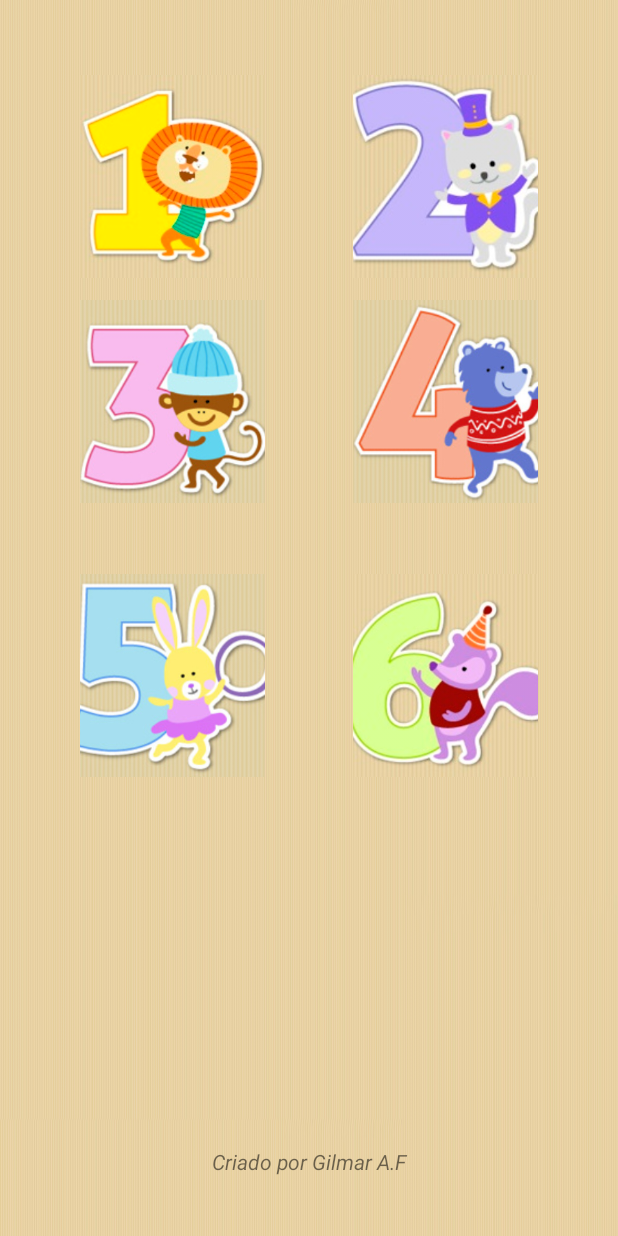
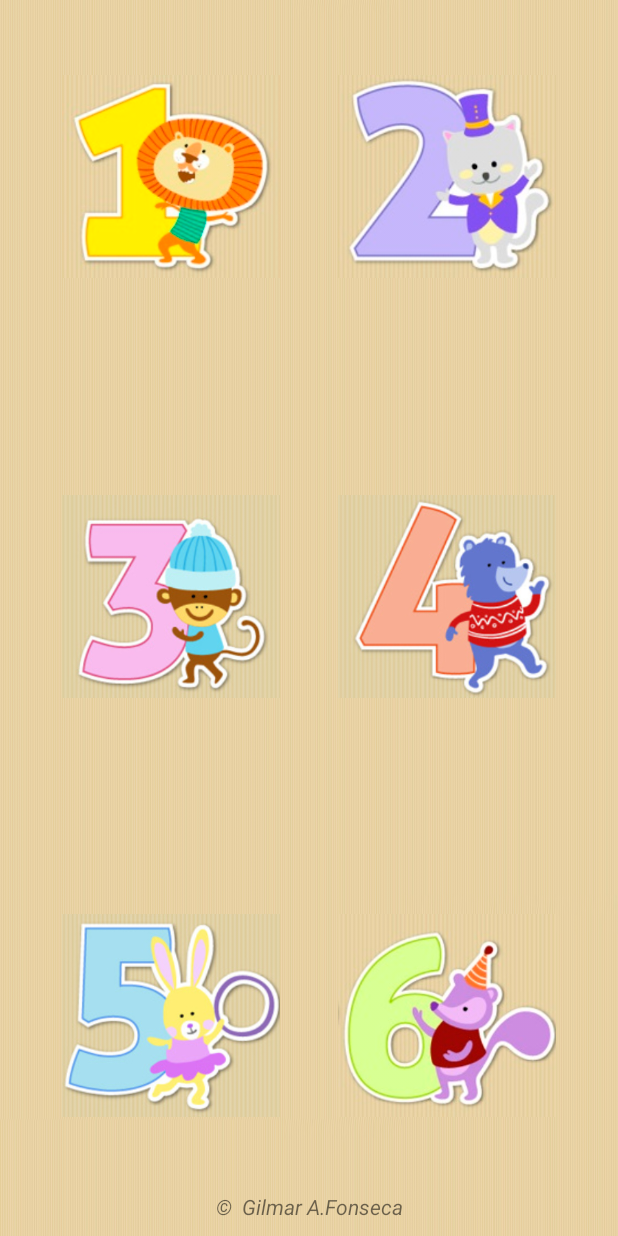
Before and after one commit to gfonsecadev/app_english_mobile, an Android app: the layout fragment_numeros.xml on its own in the app's theme, with its tools: preview values and no code run, on a phone screen of 412 x 824 dp. Run offline under Robolectric (Android 15) with nearby library versions, the phone set to English and light mode, and no system bars.

Commit message:
modificando layout

```diff
--- a/app/src/main/res/layout/activity_main.xml
+++ b/app/src/main/res/layout/activity_main.xml
@@ -8,7 +8,6 @@
     android:orientation="vertical">
 
     <com.ogaclejapan.smarttablayout.SmartTabLayout
-
         android:background="#371B1B"
         android:id="@+id/smartTab"
         android:layout_width="match_parent"
--- a/app/src/main/res/layout/fragment_numeros.xml
+++ b/app/src/main/res/layout/fragment_numeros.xml
@@ -9,7 +9,7 @@
 
     <ImageButton
         android:id="@+id/dois"
-        android:layout_width="123dp"
+        android:layout_width="145dp"
         android:layout_height="135dp"
         android:layout_marginTop="50dp"
         android:scaleType="centerCrop"
@@ -24,18 +24,18 @@
         android:layout_width="wrap_content"
         android:layout_height="wrap_content"
         android:orientation="vertical"
-        app:layout_constraintGuide_percent="0.13"/>
+        app:layout_constraintGuide_percent="0.1"/>
 
     <androidx.constraintlayout.widget.Guideline
         android:id="@+id/guideline3"
         android:layout_width="wrap_content"
         android:layout_height="wrap_content"
         android:orientation="vertical"
-        app:layout_constraintGuide_percent="0.87" />
+        app:layout_constraintGuide_percent="0.9" />
 
     <ImageButton
         android:id="@+id/um"
-        android:layout_width="123dp"
+        android:layout_width="145dp"
         android:layout_height="135dp"
         android:layout_marginTop="50dp"
         android:scaleType="centerCrop"
@@ -46,60 +46,56 @@
 
     <ImageButton
         android:id="@+id/tres"
-        android:layout_width="123dp"
+        android:layout_width="145dp"
         android:layout_height="135dp"
-        android:layout_marginTop="200dp"
         android:background="@android:color/transparent"
         android:scaleType="centerCrop"
         android:src="@drawable/tres"
+        app:layout_constraintBottom_toTopOf="@+id/cinco"
         app:layout_constraintStart_toStartOf="@+id/guideline2"
-        app:layout_constraintTop_toTopOf="parent" />
+        app:layout_constraintTop_toBottomOf="@id/um" />
 
     <ImageButton
         android:id="@+id/quatro"
-        android:layout_width="123dp"
+        android:layout_width="145dp"
         android:layout_height="135dp"
-        android:layout_marginTop="200dp"
         android:background="@android:color/transparent"
         android:scaleType="centerCrop"
         android:src="@drawable/quatro"
         app:layout_constraintEnd_toStartOf="@+id/guideline3"
-
-        app:layout_constraintTop_toTopOf="parent" />
+        app:layout_constraintTop_toBottomOf="@id/dois"
+        app:layout_constraintBottom_toTopOf="@id/seis"/>
 
     <ImageButton
         android:id="@+id/seis"
-        android:layout_width="123dp"
+        android:layout_width="145dp"
         android:layout_height="135dp"
-        android:layout_marginTop="47dp"
+        android:layout_marginBottom="50dp"
         android:background="@android:color/transparent"
         android:scaleType="centerCrop"
         android:src="@drawable/seis"
         app:layout_constraintEnd_toStartOf="@+id/guideline3"
-
-        app:layout_constraintTop_toBottomOf="@+id/quatro"/>
+        app:layout_constraintBottom_toTopOf="@+id/textView3"
+       />
 
     <ImageButton
         android:id="@+id/cinco"
-        android:layout_width="123dp"
+        android:layout_width="145dp"
         android:layout_height="135dp"
-        android:layout_marginTop="47dp"
+        android:layout_marginBottom="50dp"
         android:background="@android:color/transparent"
         android:scaleType="centerCrop"
         android:src="@drawable/cinco"
-        app:layout_constraintStart_toStartOf="@+id/guideline2"
-        app:layout_constraintTop_toBottomOf="@+id/tres" />
+        app:layout_constraintBottom_toTopOf="@+id/textView3"
+        app:layout_constraintStart_toStartOf="@+id/guideline2" />
 
     <TextView
+        android:id="@+id/textView3"
         android:layout_width="match_parent"
         android:layout_height="wrap_content"
-        android:layout_marginBottom="40dp"
+        android:layout_marginBottom="10dp"
         android:gravity="center"
+        android:text="\u00a9  Gilmar A.Fonseca"
         android:textStyle="italic"
-        android:text="Criado por Gilmar A.F"
-        app:layout_constraintBottom_toBottomOf="parent"
-        app:layout_constraintTop_toBottomOf="@+id/leao"
-        app:layout_constraintVertical_bias="0.287"
-        tools:layout_editor_absoluteX="0dp"
-        ></TextView>
+        app:layout_constraintBottom_toBottomOf="parent" />
 </androidx.constraintlayout.widget.ConstraintLayout>
```
Also changed, not shown: app/src/main/res/layout/fragment_animais.xml (+20 -21 lines), app/src/main/res/drawable/ovelha.png, 1 other file.
